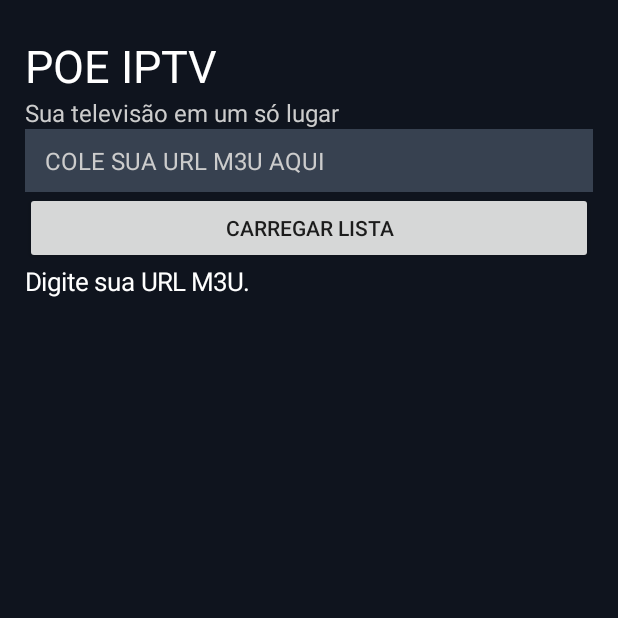
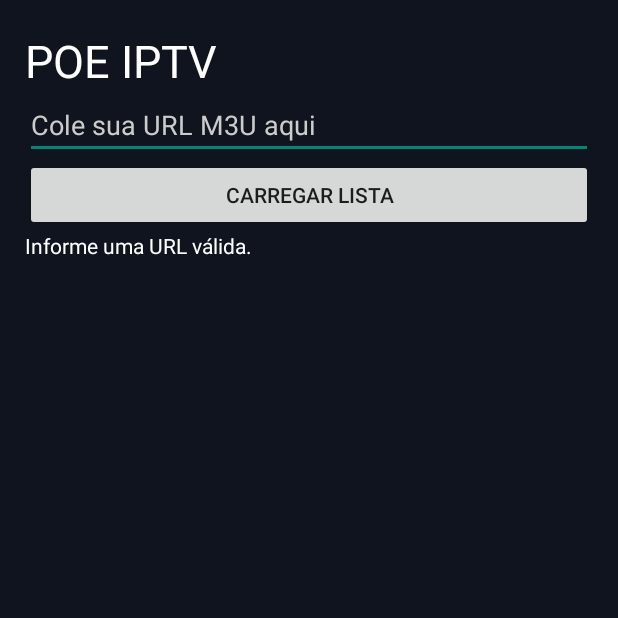
Before and after one commit to poulr9504-design/PO-IPTV, an Android app: the screen it shows after launch (MainActivity), after a tap on "CARREGAR LISTA", on a phone screen of 412 x 824 dp, the top half of it. Run offline under Robolectric (Android 15) with nearby library versions, the phone set to English and light mode, and no system bars.

Commit message:
Refactor MainActivity for URL input and channel loading
Refactor MainActivity to use a new EditText for URL input, update button functionality, and handle HTTP requests for channel loading.

```diff
--- a/app/src/main/java/com/poeiptv/app/MainActivity.java
+++ b/app/src/main/java/com/poeiptv/app/MainActivity.java
@@ -5,11 +5,22 @@ import android.app.Activity;
 import android.os.Bundle;
 import android.graphics.Color;
 import android.view.ViewGroup;
-import android.view.View;
 import android.widget.*;
 import android.text.InputType;
 
+import java.net.URL;
+import java.net.HttpURLConnection;
+import java.io.BufferedReader;
+import java.io.InputStreamReader;
+import java.util.ArrayList;
+import java.util.concurrent.Executors;
+
 public class MainActivity extends Activity {
+
+    private EditText campoUrl;
+    private TextView status;
+    private ArrayAdapter<String> adapter;
+    private ArrayList<String> canais = new ArrayList<>();
 
     @Override
     protected void onCreate(Bundle savedInstanceState) {
@@ -17,7 +28,7 @@ public class MainActivity extends Activity {
 
         LinearLayout layout = new LinearLayout(this);
         layout.setOrientation(LinearLayout.VERTICAL);
-        layout.setPadding(25, 35, 25, 25);
+        layout.setPadding(25, 30, 25, 25);
         layout.setBackgroundColor(Color.rgb(15, 20, 30));
 
         TextView titulo = new TextView(this);
@@ -26,48 +37,125 @@ public class MainActivity extends Activity {
         titulo.setTextColor(Color.WHITE);
         layout.addView(titulo);
 
-        TextView subtitulo = new TextView(this);
-        subtitulo.setText("Sua televisão em um só lugar");
-        subtitulo.setTextColor(Color.LTGRAY);
-        subtitulo.setTextSize(16);
-        layout.addView(subtitulo);
-
-        EditText url = new EditText(this);
-        url.setHint("COLE SUA URL M3U AQUI");
-        url.setTextColor(Color.WHITE);
-        url.setHintTextColor(Color.LTGRAY);
-        url.setSingleLine(true);
-        url.setTextSize(16);
-        url.setPadding(20, 15, 20, 15);
-        url.setBackgroundColor(Color.rgb(55, 65, 80));
-        url.setInputType(InputType.TYPE_CLASS_TEXT);
-        layout.addView(url, new LinearLayout.LayoutParams(
-            ViewGroup.LayoutParams.MATCH_PARENT,
-            ViewGroup.LayoutParams.WRAP_CONTENT
-        ));
+        campoUrl = new EditText(this);
+        campoUrl.setHint("Cole sua URL M3U aqui");
+        campoUrl.setTextColor(Color.WHITE);
+        campoUrl.setHintTextColor(Color.LTGRAY);
+        campoUrl.setSingleLine(true);
+        campoUrl.setInputType(InputType.TYPE_CLASS_TEXT);
+        layout.addView(campoUrl);
 
         Button carregar = new Button(this);
         carregar.setText("CARREGAR LISTA");
         layout.addView(carregar);
 
-        TextView resultado = new TextView(this);
-        resultado.setTextColor(Color.WHITE);
-        resultado.setTextSize(17);
-        layout.addView(resultado);
+        status = new TextView(this);
+        status.setTextColor(Color.WHITE);
+        layout.addView(status);
+
+        ListView lista = new ListView(this);
+        adapter = new ArrayAdapter<>(
+            this,
+            android.R.layout.simple_list_item_1,
+            canais
+        );
+        lista.setAdapter(adapter);
+
+        layout.addView(lista, new LinearLayout.LayoutParams(
+            ViewGroup.LayoutParams.MATCH_PARENT,
+            0,
+            1
+        ));
 
         carregar.setOnClickListener(v -> {
-            String endereco = url.getText().toString().trim();
+            String endereco = campoUrl.getText().toString().trim();
 
-            if (endereco.isEmpty()) {
-                resultado.setText("Digite sua URL M3U.");
-            } else if (!endereco.startsWith("https://")
-                    && !endereco.startsWith("http://")) {
-                resultado.setText("Confira o endereço informado.");
-            } else {
-                resultado.setText(
-                    "Endereço recebido! Próxima etapa: carregar os canais."
-                );
+            if (!endereco.startsWith("http://")
+                    && !endereco.startsWith("https://")) {
+                status.setText("Informe uma URL válida.");
+                return;
             }
+
+            carregar.setEnabled(false);
+            status.setText("Carregando lista...");
+
+            Executors.newSingleThreadExecutor().execute(() -> {
+                HttpURLConnection conexao = null;
+
+                try {
+                    URL url = new URL(endereco);
+                    conexao = (HttpURLConnection) url.openConnection();
+                    conexao.setConnectTimeout(15000);
+                    conexao.setReadTimeout(20000);
+                    conexao.setRequestProperty(
+                        "User-Agent", "POE-IPTV/1.0"
+                    );
+
+                    int resposta = conexao.getResponseCode();
+
+                    if (resposta < 200 || resposta >= 300) {
+                        throw new Exception("Erro HTTP: " + resposta);
+                    }
+
+                    BufferedReader leitor = new BufferedReader(
+                        new InputStreamReader(
+                            conexao.getInputStream(), "UTF-8"
+                        )
+                    );
+
+                    ArrayList<String> encontrados = new ArrayList<>();
+                    String linha;
+                    String nome = null;
+
+                    while ((linha = leitor.readLine()) != null) {
+                        linha = linha.trim();
+
+                        if (linha.startsWith("#EXTINF")) {
+                            int virgula = linha.lastIndexOf(",");
+                            nome = virgula >= 0
+                                ? linha.substring(virgula + 1).trim()
+                                : "Canal";
+                        } else if (!linha.isEmpty()
+                                && !linha.startsWith("#")
+                                && nome != null) {
+                            encontrados.add(nome);
+                            nome = null;
+                        }
+                    }
+
+                    leitor.close();
+
+                    runOnUiThread(() -> {
+                        canais.clear();
+                        canais.addAll(encontrados);
+                        adapter.notifyDataSetChanged();
+
+                        if (canais.isEmpty()) {
+                            status.setText(
+                                "Nenhum canal encontrado. Confira a lista."
+                            );
+                        } else {
+                            status.setText(
+                                canais.size() + " canais encontrados."
+                            );
+                        }
+
+                        carregar.setEnabled(true);
+                    });
+
+                } catch (Exception e) {
+                    runOnUiThread(() -> {
+                        status.setText(
+                            "Não foi possível carregar a lista. Confira a URL."
+                        );
+                        carregar.setEnabled(true);
+                    });
+                } finally {
+                    if (conexao != null) {
+                        conexao.disconnect();
+                    }
+                }
+            });
         });
 
         setContentView(layout);
```
